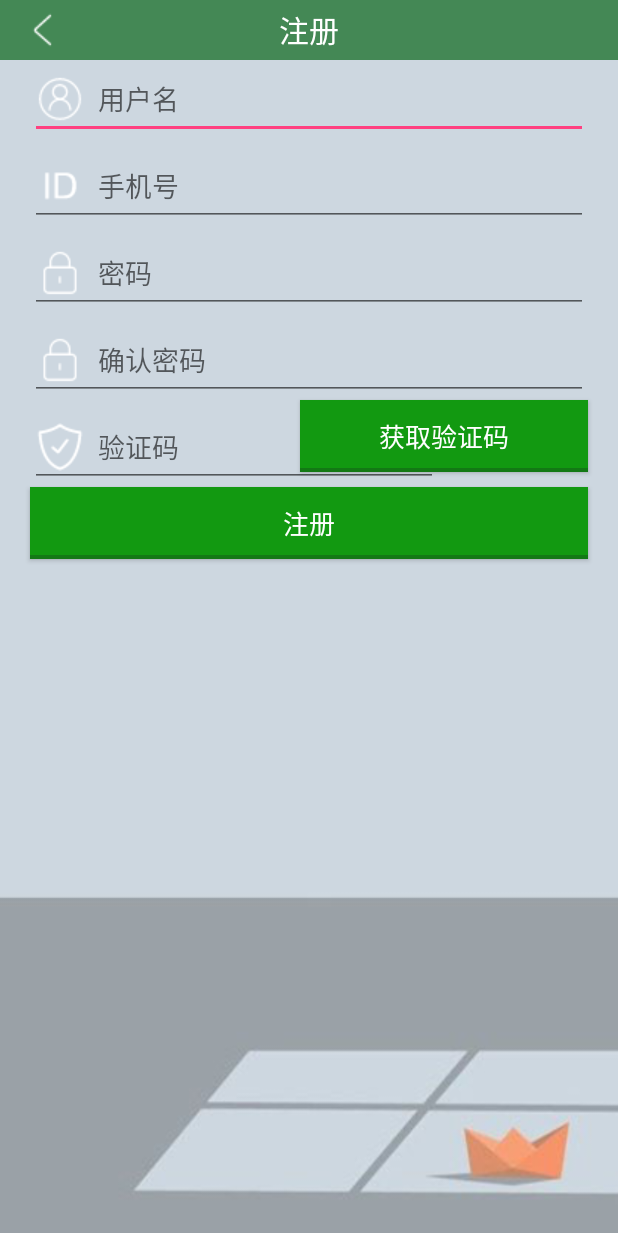
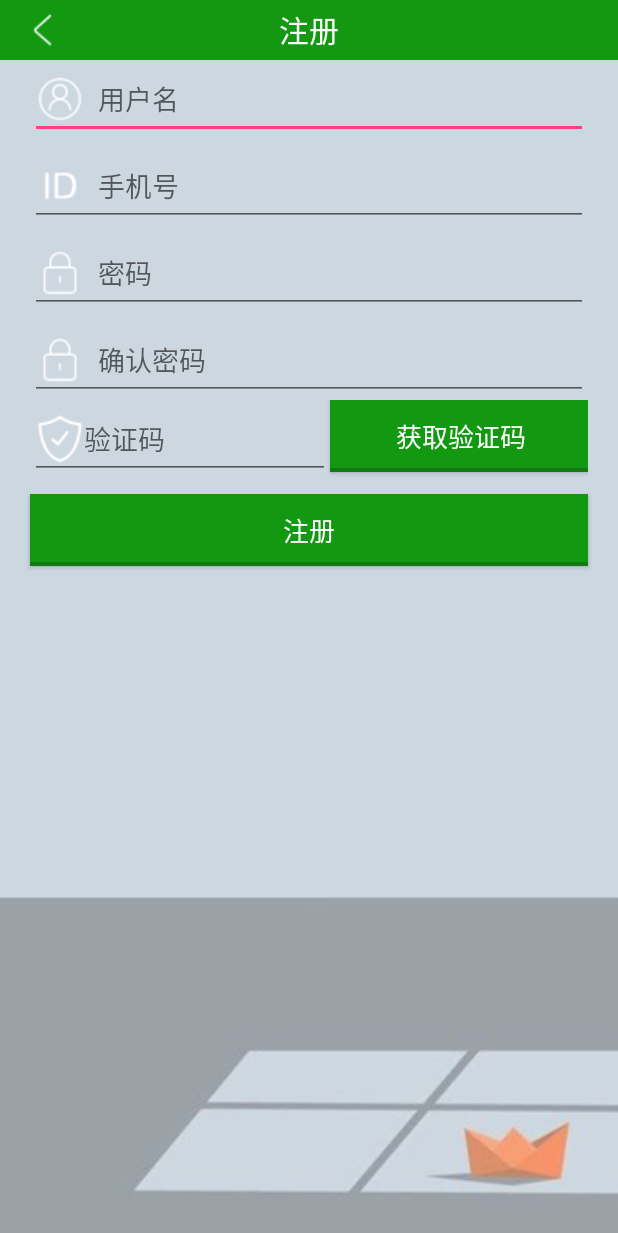
Before and after one commit to Dream97/CGAPP, an Android app: the RegisterActivity screen opened directly, with no data from a screen before it, on a phone screen of 412 x 824 dp. Shown: the top 1233 px of the screen. Run offline under Robolectric (Android 15) with nearby library versions, the phone set to English and light mode, and no system bars.

Commit message:
add modifyActivity

```diff
--- a/app/src/main/java/com/cgapp/activity/RegisterActivity.java
+++ b/app/src/main/java/com/cgapp/activity/RegisterActivity.java
@@ -4,6 +4,8 @@ import android.os.Bundle;
 import android.support.v7.app.AppCompatActivity;
 import android.support.v7.widget.Toolbar;
 import android.view.View;
+import android.widget.Button;
+import android.widget.EditText;
 
 import com.cgapp.R;
 
@@ -12,7 +14,16 @@ import com.cgapp.R;
  */
 
 public class RegisterActivity extends AppCompatActivity {
+
     private Toolbar toolbar;
+    private EditText registerName;
+    private EditText registerId;
+    private EditText registerPassword;
+    private EditText registerPassword2;
+    private EditText registerVc;
+    private Button registerVcBt;
+    private Button registerBt;
+
     @Override
     public void onCreate(Bundle savedInstanceState)
     {
@@ -28,8 +39,6 @@ public class RegisterActivity extends AppCompatActivity {
             }
         });
         getSupportActionBar().setDisplayShowTitleEnabled(false);//隐藏toolbar上的title
-        //actionBar.setHomeAsUpIndicator(R.drawable.back);
-       // actionBar.setTitle("注册");
 
 
     }
--- a/app/src/main/res/layout/activity_login.xml
+++ b/app/src/main/res/layout/activity_login.xml
@@ -83,6 +83,7 @@
         android:layout_marginTop="40dp"
         android:layout_marginRight="210dp"/>
     <Button
+        android:id="@+id/login_modify_bt"
         android:layout_width="fill_parent"
         android:layout_height="wrap_content"
         android:background="@null"
--- a/app/src/main/res/layout/activity_register.xml
+++ b/app/src/main/res/layout/activity_register.xml
@@ -9,7 +9,7 @@
     android:id="@+id/re_toolBar"
     android:layout_height="40dp"
     android:layout_width="match_parent"
-    android:background="#485"
+    android:background="@color/colorPrimary"
     >
 
     <TextView
@@ -68,32 +68,37 @@
         android:layout_marginTop="5dp"
         android:hint="  确认密码"
         />
-    <EditText
-        android:id="@+id/register_verificationcode"
+    <RelativeLayout
+        android:id="@+id/register_vc_layout"
         android:layout_width="match_parent"
         android:layout_height="wrap_content"
-        android:drawableLeft="@drawable/verificationcode"
         android:layout_below="@id/register_pass2"
         android:layout_marginLeft="20dp"
-        android:layout_marginRight="120dp"
-        android:layout_marginTop="5dp"
-        android:hint="  验证码"
+        android:layout_marginRight="20dp"
+        >
+        <EditText
+            android:layout_height="wrap_content"
+            android:layout_width="200dp"
+            android:drawableLeft="@drawable/verificationcode"
+            android:id="@+id/register_verificationcode"
+            android:layout_alignParentLeft="true"
+            android:hint="验证码"
             />
         <Button
-        android:id="@+id/get_verification_button"
-        android:layout_width="fill_parent"
+            android:id="@+id/register_getvc_bt"
+            android:layout_width="match_parent"
             android:layout_height="wrap_content"
-        android:layout_below="@id/register_pass2"
-        android:layout_marginLeft="200dp"
-        android:layout_marginRight="20dp"
             android:background="@drawable/green_btn_drawable"
+            android:layout_toRightOf="@id/register_verificationcode"
+            android:paddingLeft="3dp"
             android:text="获取验证码"
             android:textColor="#fff"
             android:textSize="17sp"/>
+    </RelativeLayout>
     <Button
         android:layout_width="fill_parent"
         android:layout_height="wrap_content"
-        android:layout_below="@id/get_verification_button"
+        android:layout_below="@id/register_vc_layout"
         android:layout_marginLeft="20dp"
         android:layout_marginRight="20dp"
         android:layout_marginTop="10dp"
```
Also changed, not shown: app/src/main/AndroidManifest.xml (+7 -3 lines), app/src/main/java/com/cgapp/activity/LoginActivity.java (+22 -0 lines), app/src/main/java/com/cgapp/activity/ModifyPasswordActivity.java (added, +58 -0 lines), app/src/main/res/layout/activity_modify_password.xml (added, +95 -0 lines). Lines whose indentation alone changed are shown as unchanged.
